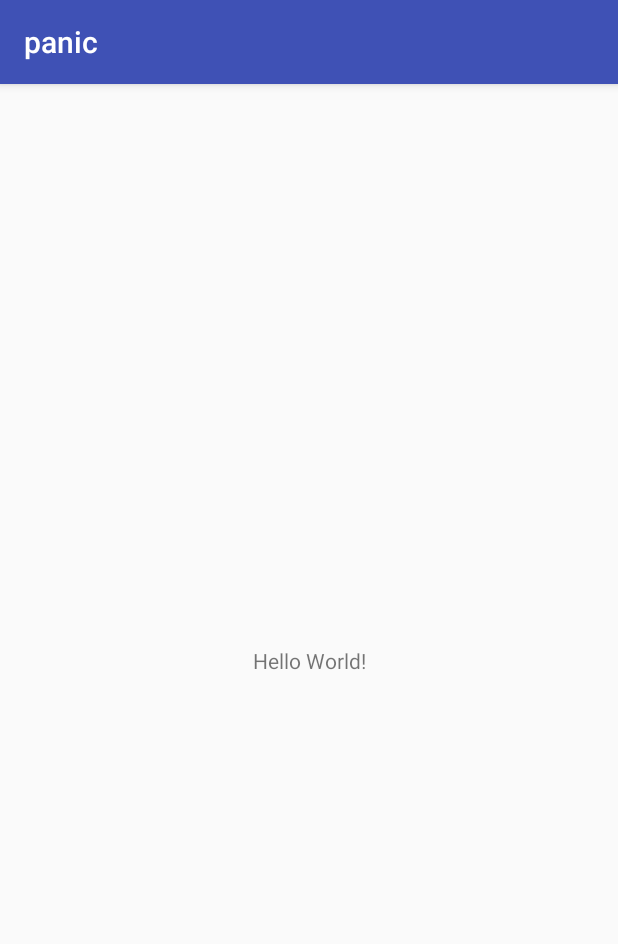
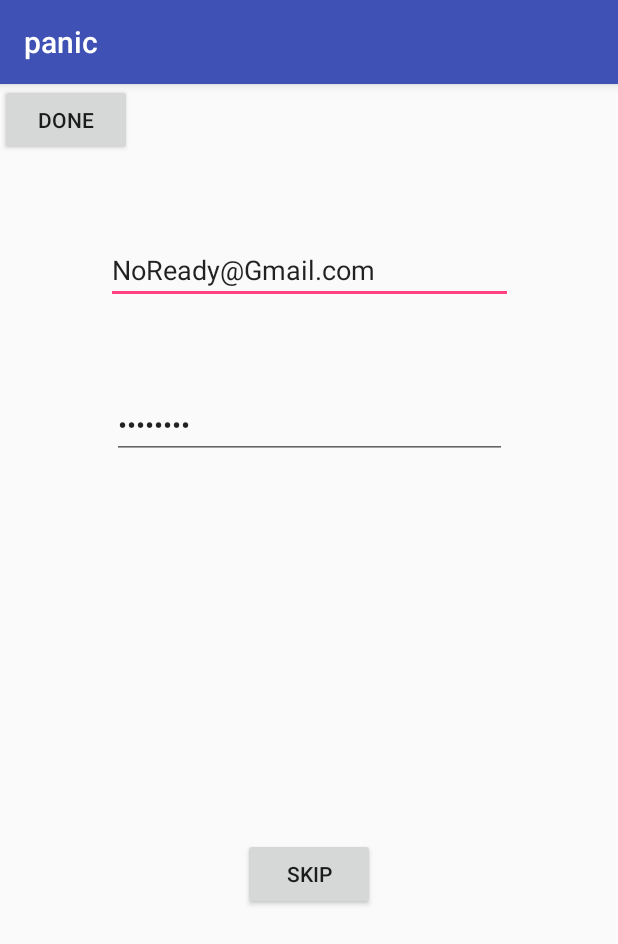
Before and after one commit to Aadit01/rescue_Android-, an Android app: the screen it shows after launch (MainActivity before the commit, signinActivity after it), on a phone screen of 412 x 824 dp. Shown: the top 944 px of the screen. Run offline under Robolectric (Android 15) with nearby library versions, the phone set to English and light mode, and no system bars.

Commit message:
first page and main page commit!

```diff
--- /dev/null
+++ b/panic/app/src/main/java/com/example/s522553/panic/signinActivity.java
@@ -0,0 +1,20 @@
+package com.example.s522553.panic;
+
+import android.content.Intent;
+import android.support.v7.app.AppCompatActivity;
+import android.os.Bundle;
+import android.view.View;
+
+public class signinActivity extends AppCompatActivity {
+
+    @Override
+    protected void onCreate(Bundle savedInstanceState)
+    {
+        super.onCreate(savedInstanceState);
+        setContentView(R.layout.activity_signin);
+    }
+    public void nextPage(View v){
+        Intent i= new Intent(this,MainActivity.class);
+        startActivity(i);
+    }
+}
--- /dev/null
+++ b/panic/app/src/main/res/layout/activity_signin.xml
@@ -0,0 +1,74 @@
+<?xml version="1.0" encoding="utf-8"?>
+<android.support.constraint.ConstraintLayout xmlns:android="http://schemas.android.com/apk/res/android"
+    xmlns:app="http://schemas.android.com/apk/res-auto"
+    xmlns:tools="http://schemas.android.com/tools"
+    android:layout_width="match_parent"
+    android:layout_height="match_parent"
+    tools:context=".signinActivity">
+
+    <Button
+        android:id="@+id/button"
+        android:layout_width="wrap_content"
+        android:layout_height="wrap_content"
+        android:layout_marginBottom="8dp"
+        android:layout_marginEnd="8dp"
+        android:layout_marginLeft="8dp"
+        android:layout_marginRight="8dp"
+        android:layout_marginStart="8dp"
+        android:layout_marginTop="8dp"
+        android:text="skip"
+        android:onClick="nextPage"
+        app:layout_constraintBottom_toBottomOf="parent"
+        app:layout_constraintEnd_toEndOf="parent"
+        app:layout_constraintStart_toStartOf="parent"
+        app:layout_constraintTop_toTopOf="parent"
+        app:layout_constraintVertical_bias="0.703" />
+
+    <EditText
+        android:id="@+id/editText"
+        android:layout_width="271dp"
+        android:layout_height="wrap_content"
+        android:layout_marginBottom="8dp"
+        android:layout_marginEnd="8dp"
+        android:layout_marginLeft="8dp"
+        android:layout_marginRight="8dp"
+        android:layout_marginStart="8dp"
+        android:layout_marginTop="8dp"
+        android:ems="10"
+        android:inputType="textEmailAddress"
+        android:text="NoReady@Gmail.com"
+        app:layout_constraintBottom_toBottomOf="parent"
+        app:layout_constraintEnd_toEndOf="parent"
+        app:layout_constraintHorizontal_bias="0.503"
+        app:layout_constraintStart_toStartOf="parent"
+        app:layout_constraintTop_toTopOf="parent"
+        app:layout_constraintVertical_bias="0.132" />
+
+    <EditText
+        android:id="@+id/editText2"
+        android:layout_width="263dp"
+        android:layout_height="42dp"
+        android:layout_marginBottom="8dp"
+        android:layout_marginEnd="8dp"
+        android:layout_marginLeft="8dp"
+        android:layout_marginRight="8dp"
+        android:layout_marginStart="8dp"
+        android:layout_marginTop="8dp"
+        android:ems="10"
+        android:inputType="textPassword"
+        android:text="Password"
+        app:layout_constraintBottom_toBottomOf="parent"
+        app:layout_constraintEnd_toEndOf="parent"
+        app:layout_constraintHorizontal_bias="0.503"
+        app:layout_constraintStart_toStartOf="parent"
+        app:layout_constraintTop_toTopOf="parent"
+        app:layout_constraintVertical_bias="0.282" />
+
+    <Button
+        android:id="@+id/button3"
+        android:layout_width="wrap_content"
+        android:layout_height="wrap_content"
+        android:text="Done"
+        tools:layout_editor_absoluteX="147dp"
+        tools:layout_editor_absoluteY="229dp" />
+</android.support.constraint.ConstraintLayout>
--- a/panic/app/src/main/res/values/styles.xml
+++ b/panic/app/src/main/res/values/styles.xml
@@ -1,7 +1,7 @@
 <resources>
 
     <!-- Base application theme. -->
-    <style name="AppTheme" parent="Theme.AppCompat.Light.DarkActionBar">
+    <style name="AppTheme" parent="Base.Theme.AppCompat.Light.DarkActionBar">
         <!-- Customize your theme here. -->
         <item name="colorPrimary">@color/colorPrimary</item>
         <item name="colorPrimaryDark">@color/colorPrimaryDark</item>
```
Also changed, not shown: panic/app/src/main/AndroidManifest.xml (+8 -0 lines), panic/app/src/main/java/com/example/s522553/panic/policeActivity.java (added, +13 -0 lines), panic/app/src/main/res/layout/activity_main.xml (+24 -1 lines), panic/app/src/main/res/layout/activity_police.xml (added, +9 -0 lines), panic/app/src/main/res/layout/activity_police2.xml (added, +9 -0 lines).
